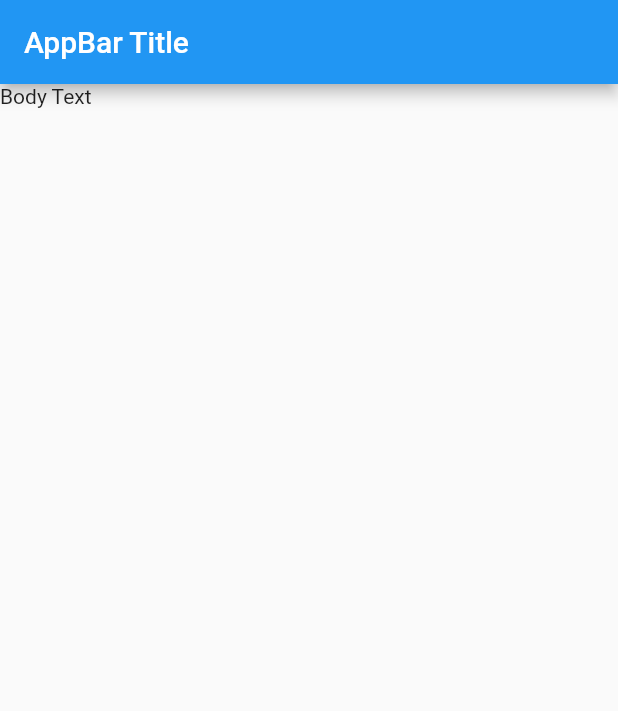
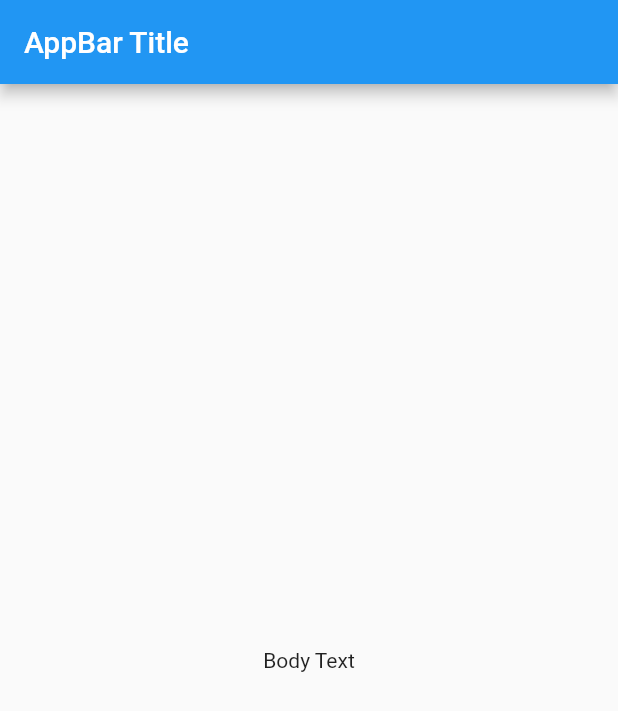
Before and after one commit to thetahmeed/Flutter, a Flutter app: the screen it shows after launch, on a phone screen of 412 x 824 dp. Shown: the top 711 px of the screen. Run offline on Flutter 3.47's test engine with Material 2 defaults, Android fonts, the phone set to English and light mode, and no system bars.

Commit message:
Make things center

```diff
--- a/eleven/lib/main.dart
+++ b/eleven/lib/main.dart
@@ -20,7 +20,9 @@ class HomePage extends StatelessWidget {
       appBar: AppBar(
         title: Text("AppBar Title"),
       ),
-      body: Text("Body Text"),
+      body: Center(
+        child: Text("Body Text"),
+        ),
     );
   }
 }
```
